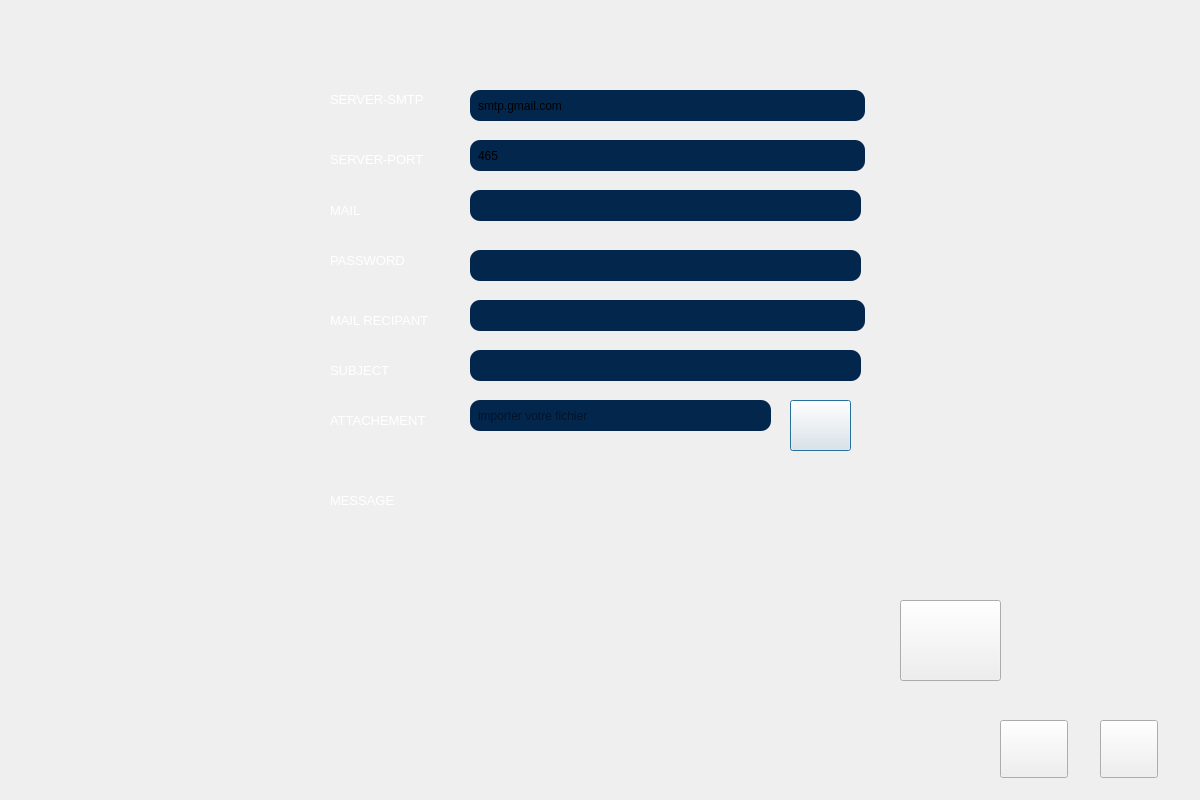
Old version of the form projet_smarket2/appsecurity/uiemail.ui in the repository abdouuhd123/zink2.
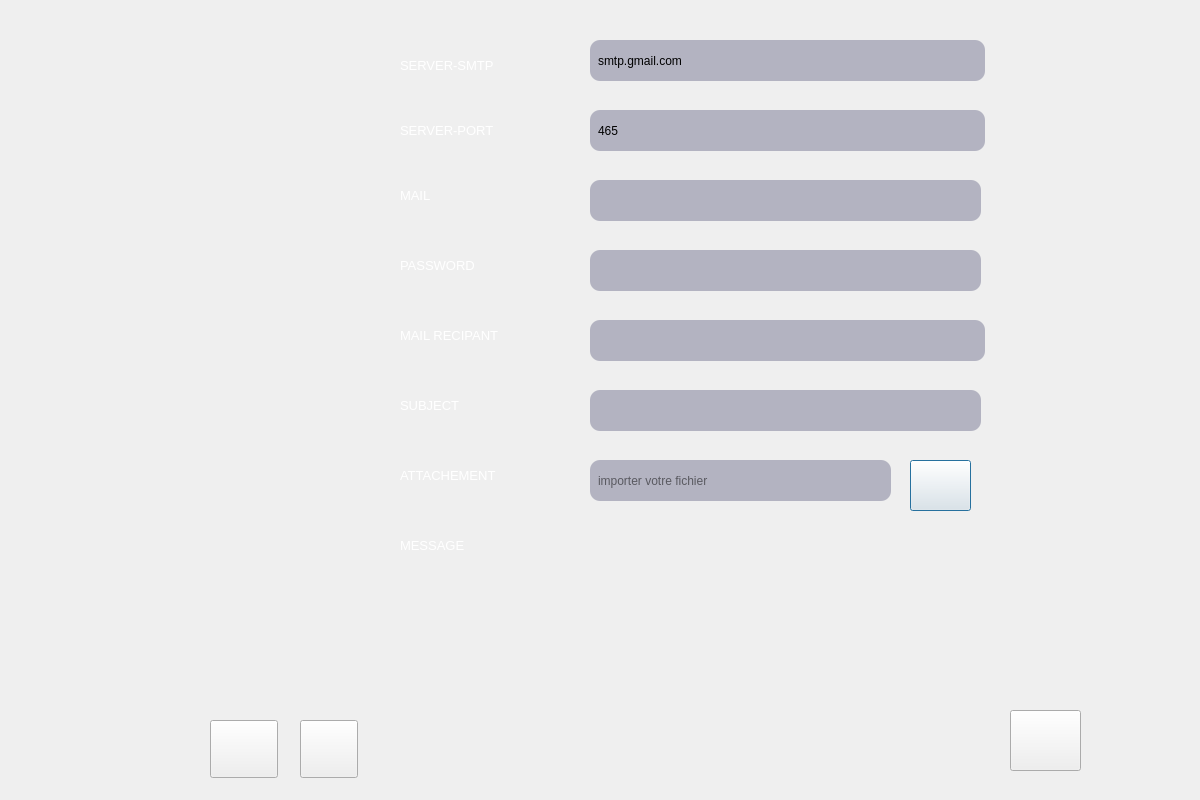
New version of the form. Icons and pictures are not drawn.

```diff
--- a/projet_smarket2/appsecurity/uiemail.ui
+++ b/projet_smarket2/appsecurity/uiemail.ui
@@ -16,14 +16,15 @@
   <widget class="QLabel" name="recipantL">
    <property name="geometry">
     <rect>
-     <x>330</x>
-     <y>310</y>
+     <x>400</x>
+     <y>320</y>
      <width>131</width>
-     <height>21</height>
+     <height>31</height>
     </rect>
    </property>
    <property name="styleSheet">
-    <string notr="true">font: 63 8pt &quot;Yu Gothic UI Semibold&quot;;</string>
+    <string notr="true">font: 87 20pt &quot;Lato Black&quot;;
+	color: rgb(213, 213, 229);</string>
    </property>
    <property name="text">
     <string>&lt;html&gt;&lt;head/&gt;&lt;body&gt;&lt;p&gt;&lt;span style=&quot; font-size:10pt; color:#ffffff;&quot;&gt;MAIL RECIPANT&lt;/span&gt;&lt;/p&gt;&lt;/body&gt;&lt;/html&gt;</string>
@@ -32,10 +33,10 @@
   <widget class="QLineEdit" name="file">
    <property name="geometry">
     <rect>
-     <x>470</x>
-     <y>400</y>
+     <x>590</x>
+     <y>460</y>
      <width>301</width>
-     <height>31</height>
+     <height>41</height>
     </rect>
    </property>
    <property name="styleSheet">
@@ -43,7 +44,7 @@
 color: rgb(255, 255, 255);*/
 QLineEdit { 
 font: 63 8pt &quot;Yu Gothic UI Semibold&quot;;
-background-color:rgb(3, 38, 77);
+background-color:rgb(179, 179, 193);
 border-style: outset;
 	color: rgb(0, 0, 0);
 border-radius: 10px;
@@ -55,10 +56,11 @@
 background-color:rgb(179, 179, 193);
 border-style: inset;
 }
-/*QLineEdit:pressed {
+/*QLineEdit:selected {
 background-color:rgb(179, 179, 193);
 border-style: inset;
-}*/</string>
+}*/
+</string>
    </property>
    <property name="text">
     <string/>
@@ -73,10 +75,10 @@
   <widget class="QLineEdit" name="rcpt">
    <property name="geometry">
     <rect>
-     <x>470</x>
-     <y>300</y>
+     <x>590</x>
+     <y>320</y>
      <width>395</width>
-     <height>31</height>
+     <height>41</height>
     </rect>
    </property>
    <property name="styleSheet">
@@ -84,7 +86,7 @@
 color: rgb(255, 255, 255);*/
 QLineEdit { 
 font: 63 8pt &quot;Yu Gothic UI Semibold&quot;;
-background-color:rgb(3, 38, 77);
+background-color:rgb(179, 179, 193);
 border-style: outset;
 	color: rgb(0, 0, 0);
 border-radius: 10px;
@@ -96,10 +98,11 @@
 background-color:rgb(179, 179, 193);
 border-style: inset;
 }
-/*QLineEdit:pressed {
+/*QLineEdit:selected {
 background-color:rgb(179, 179, 193);
 border-style: inset;
-}*/</string>
+}*/
+</string>
    </property>
    <property name="text">
     <string/>
@@ -108,8 +111,8 @@
   <widget class="QPushButton" name="browseBtn">
    <property name="geometry">
     <rect>
-     <x>790</x>
-     <y>400</y>
+     <x>910</x>
+     <y>460</y>
      <width>61</width>
      <height>51</height>
     </rect>
@@ -124,14 +127,15 @@
   <widget class="QLabel" name="messageL">
    <property name="geometry">
     <rect>
-     <x>330</x>
-     <y>490</y>
+     <x>400</x>
+     <y>530</y>
      <width>81</width>
-     <height>21</height>
+     <height>31</height>
     </rect>
    </property>
    <property name="styleSheet">
-    <string notr="true">font: 63 8pt &quot;Yu Gothic UI Semibold&quot;;</string>
+    <string notr="true">font: 87 20pt &quot;Lato Black&quot;;
+	color: rgb(213, 213, 229);</string>
    </property>
    <property name="text">
     <string>&lt;html&gt;&lt;head/&gt;&lt;body&gt;&lt;p&gt;&lt;span style=&quot; font-size:10pt; color:#ffffff;&quot;&gt;MESSAGE&lt;/span&gt;&lt;/p&gt;&lt;/body&gt;&lt;/html&gt;</string>
@@ -140,10 +144,10 @@
   <widget class="QLineEdit" name="port">
    <property name="geometry">
     <rect>
-     <x>470</x>
-     <y>140</y>
+     <x>590</x>
+     <y>110</y>
      <width>395</width>
-     <height>31</height>
+     <height>41</height>
     </rect>
    </property>
    <property name="styleSheet">
@@ -151,7 +155,7 @@
 color: rgb(255, 255, 255);*/
 QLineEdit { 
 font: 63 8pt &quot;Yu Gothic UI Semibold&quot;;
-background-color:rgb(3, 38, 77);
+background-color:rgb(179, 179, 193);
 border-style: outset;
 	color: rgb(0, 0, 0);
 border-radius: 10px;
@@ -163,10 +167,11 @@
 background-color:rgb(179, 179, 193);
 border-style: inset;
 }
-/*QLineEdit:pressed {
+/*QLineEdit:selected {
 background-color:rgb(179, 179, 193);
 border-style: inset;
-}*/</string>
+}*/
+</string>
    </property>
    <property name="text">
     <string>465</string>
@@ -178,10 +183,10 @@
   <widget class="QPushButton" name="sendPB">
    <property name="geometry">
     <rect>
-     <x>900</x>
-     <y>600</y>
-     <width>101</width>
-     <height>81</height>
+     <x>1010</x>
+     <y>710</y>
+     <width>71</width>
+     <height>61</height>
     </rect>
    </property>
    <property name="styleSheet">
@@ -198,14 +203,15 @@
   <widget class="QLabel" name="smtpserverL">
    <property name="geometry">
     <rect>
-     <x>330</x>
-     <y>90</y>
-     <width>111</width>
-     <height>20</height>
+     <x>400</x>
+     <y>50</y>
+     <width>121</width>
+     <height>31</height>
     </rect>
    </property>
    <property name="styleSheet">
-    <string notr="true">font: 63 8pt &quot;Yu Gothic UI Semibold&quot;;</string>
+    <string notr="true">font: 87 20pt &quot;Lato Black&quot;;
+	color: rgb(213, 213, 229);</string>
    </property>
    <property name="text">
     <string>&lt;html&gt;&lt;head/&gt;&lt;body&gt;&lt;p&gt;&lt;span style=&quot; font-size:10pt; color:#ffffff;&quot;&gt;SERVER-SMTP&lt;/span&gt;&lt;/p&gt;&lt;/body&gt;&lt;/html&gt;</string>
@@ -214,14 +220,15 @@
   <widget class="QLabel" name="attachmentL">
    <property name="geometry">
     <rect>
-     <x>330</x>
-     <y>410</y>
-     <width>121</width>
-     <height>21</height>
+     <x>400</x>
+     <y>460</y>
+     <width>131</width>
+     <height>31</height>
     </rect>
    </property>
    <property name="styleSheet">
-    <string notr="true">font: 63 8pt &quot;Yu Gothic UI Semibold&quot;;</string>
+    <string notr="true">font: 87 20pt &quot;Lato Black&quot;;
+	color: rgb(213, 213, 229);</string>
    </property>
    <property name="text">
     <string>&lt;html&gt;&lt;head/&gt;&lt;body&gt;&lt;p&gt;&lt;span style=&quot; font-size:10pt; color:#ffffff;&quot;&gt;ATTACHEMENT&lt;/span&gt;&lt;/p&gt;&lt;/body&gt;&lt;/html&gt;</string>
@@ -230,14 +237,15 @@
   <widget class="QLabel" name="serverportL">
    <property name="geometry">
     <rect>
-     <x>330</x>
-     <y>150</y>
-     <width>111</width>
-     <height>20</height>
+     <x>400</x>
+     <y>110</y>
+     <width>121</width>
+     <height>41</height>
     </rect>
    </property>
    <property name="styleSheet">
-    <string notr="true">font: 63 8pt &quot;Yu Gothic UI Semibold&quot;;</string>
+    <string notr="true">font: 87 20pt &quot;Lato Black&quot;;
+	color: rgb(213, 213, 229);</string>
    </property>
    <property name="text">
     <string>&lt;html&gt;&lt;head/&gt;&lt;body&gt;&lt;p&gt;&lt;span style=&quot; font-size:10pt; color:#ffffff;&quot;&gt;SERVER-PORT&lt;/span&gt;&lt;/p&gt;&lt;/body&gt;&lt;/html&gt;</string>
@@ -246,14 +254,15 @@
   <widget class="QLabel" name="usernameL">
    <property name="geometry">
     <rect>
-     <x>330</x>
-     <y>200</y>
+     <x>400</x>
+     <y>180</y>
      <width>71</width>
-     <height>21</height>
+     <height>31</height>
     </rect>
    </property>
    <property name="styleSheet">
-    <string notr="true">font: 63 8pt &quot;Yu Gothic UI Semibold&quot;;</string>
+    <string notr="true">font: 87 20pt &quot;Lato Black&quot;;
+	color: rgb(213, 213, 229);</string>
    </property>
    <property name="text">
     <string>&lt;html&gt;&lt;head/&gt;&lt;body&gt;&lt;p&gt;&lt;span style=&quot; font-size:10pt; color:#ffffff;&quot;&gt;MAIL&lt;/span&gt;&lt;/p&gt;&lt;/body&gt;&lt;/html&gt;</string>
@@ -262,14 +271,15 @@
   <widget class="QLabel" name="subjectL">
    <property name="geometry">
     <rect>
-     <x>330</x>
-     <y>360</y>
+     <x>400</x>
+     <y>390</y>
      <width>71</width>
-     <height>21</height>
+     <height>31</height>
     </rect>
    </property>
    <property name="styleSheet">
-    <string notr="true">font: 63 8pt &quot;Yu Gothic UI Semibold&quot;;</string>
+    <string notr="true">font: 87 20pt &quot;Lato Black&quot;;
+	color: rgb(213, 213, 229);</string>
    </property>
    <property name="text">
     <string>&lt;html&gt;&lt;head/&gt;&lt;body&gt;&lt;p&gt;&lt;span style=&quot; font-size:10pt; color:#ffffff;&quot;&gt;SUBJECT&lt;/span&gt;&lt;/p&gt;&lt;/body&gt;&lt;/html&gt;</string>
@@ -278,14 +288,15 @@
   <widget class="QLabel" name="passwordL">
    <property name="geometry">
     <rect>
-     <x>330</x>
+     <x>400</x>
      <y>250</y>
-     <width>91</width>
-     <height>21</height>
+     <width>101</width>
+     <height>31</height>
     </rect>
    </property>
    <property name="styleSheet">
-    <string notr="true">font: 63 8pt &quot;Yu Gothic UI Semibold&quot;;</string>
+    <string notr="true">font: 87 20pt &quot;Lato Black&quot;;
+	color: rgb(213, 213, 229);</string>
    </property>
    <property name="text">
     <string>&lt;html&gt;&lt;head/&gt;&lt;body&gt;&lt;p&gt;&lt;span style=&quot; font-size:10pt; color:#ffffff;&quot;&gt;PASSWORD&lt;/span&gt;&lt;/p&gt;&lt;/body&gt;&lt;/html&gt;</string>
@@ -294,10 +305,10 @@
   <widget class="QLineEdit" name="server">
    <property name="geometry">
     <rect>
-     <x>470</x>
-     <y>90</y>
+     <x>590</x>
+     <y>40</y>
      <width>395</width>
-     <height>31</height>
+     <height>41</height>
     </rect>
    </property>
    <property name="styleSheet">
@@ -305,7 +316,7 @@
 color: rgb(255, 255, 255);*/
 QLineEdit { 
 font: 63 8pt &quot;Yu Gothic UI Semibold&quot;;
-background-color:rgb(3, 38, 77);
+background-color:rgb(179, 179, 193);
 border-style: outset;
 	color: rgb(0, 0, 0);
 border-radius: 10px;
@@ -317,10 +328,11 @@
 background-color:rgb(179, 179, 193);
 border-style: inset;
 }
-/*QLineEdit:pressed {
+/*QLineEdit:selected {
 background-color:rgb(179, 179, 193);
 border-style: inset;
-}*/</string>
+}*/
+</string>
    </property>
    <property name="text">
     <string>smtp.gmail.com</string>
@@ -332,24 +344,25 @@
   <widget class="QPlainTextEdit" name="msg">
    <property name="geometry">
     <rect>
-     <x>470</x>
-     <y>500</y>
+     <x>590</x>
+     <y>530</y>
      <width>401</width>
      <height>181</height>
     </rect>
    </property>
    <property name="styleSheet">
     <string notr="true">background-color: transparent;
+	color: rgb(213, 213, 229);
 </string>
    </property>
   </widget>
   <widget class="QLineEdit" name="uname">
    <property name="geometry">
     <rect>
-     <x>470</x>
-     <y>190</y>
+     <x>590</x>
+     <y>180</y>
      <width>391</width>
-     <height>31</height>
+     <height>41</height>
     </rect>
    </property>
    <property name="styleSheet">
@@ -357,7 +370,7 @@
 color: rgb(255, 255, 255);*/
 QLineEdit { 
 font: 63 8pt &quot;Yu Gothic UI Semibold&quot;;
-background-color:rgb(3, 38, 77);
+background-color:rgb(179, 179, 193);
 border-style: outset;
 	color: rgb(0, 0, 0);
 border-radius: 10px;
@@ -369,19 +382,20 @@
 background-color:rgb(179, 179, 193);
 border-style: inset;
 }
-/*QLineEdit:pressed {
+/*QLineEdit:selected {
 background-color:rgb(179, 179, 193);
 border-style: inset;
-}*/</string>
+}*/
+</string>
    </property>
   </widget>
   <widget class="QLineEdit" name="paswd">
    <property name="geometry">
     <rect>
-     <x>470</x>
+     <x>590</x>
      <y>250</y>
      <width>391</width>
-     <height>31</height>
+     <height>41</height>
     </rect>
    </property>
    <property name="styleSheet">
@@ -389,7 +403,7 @@
 color: rgb(255, 255, 255);*/
 QLineEdit { 
 font: 63 8pt &quot;Yu Gothic UI Semibold&quot;;
-background-color:rgb(3, 38, 77);
+background-color:rgb(179, 179, 193);
 border-style: outset;
 	color: rgb(0, 0, 0);
 border-radius: 10px;
@@ -401,10 +415,11 @@
 background-color:rgb(179, 179, 193);
 border-style: inset;
 }
-/*QLineEdit:pressed {
+/*QLineEdit:selected {
 background-color:rgb(179, 179, 193);
 border-style: inset;
-}*/</string>
+}*/
+</string>
    </property>
    <property name="echoMode">
     <enum>QLineEdit::Password</enum>
@@ -429,10 +444,10 @@
   <widget class="QLineEdit" name="subject">
    <property name="geometry">
     <rect>
-     <x>470</x>
-     <y>350</y>
+     <x>590</x>
+     <y>390</y>
      <width>391</width>
-     <height>31</height>
+     <height>41</height>
     </rect>
    </property>
    <property name="styleSheet">
@@ -440,7 +455,7 @@
 color: rgb(255, 255, 255);*/
 QLineEdit { 
 font: 63 8pt &quot;Yu Gothic UI Semibold&quot;;
-background-color:rgb(3, 38, 77);
+background-color:rgb(179, 179, 193);
 border-style: outset;
 	color: rgb(0, 0, 0);
 border-radius: 10px;
@@ -452,16 +467,17 @@
 background-color:rgb(179, 179, 193);
 border-style: inset;
 }
-/*QLineEdit:pressed {
+/*QLineEdit:selected {
 background-color:rgb(179, 179, 193);
 border-style: inset;
-}*/</string>
+}*/
+</string>
    </property>
   </widget>
   <widget class="QPushButton" name="pushButton_16">
    <property name="geometry">
     <rect>
-     <x>1100</x>
+     <x>300</x>
      <y>720</y>
      <width>58</width>
      <height>58</height>
@@ -477,7 +493,7 @@
   <widget class="QPushButton" name="pushButton_34">
    <property name="geometry">
     <rect>
-     <x>1000</x>
+     <x>210</x>
      <y>720</y>
      <width>68</width>
      <height>58</height>
```
Left out of the diff: 28 changed lines with no effect on the pictures.
